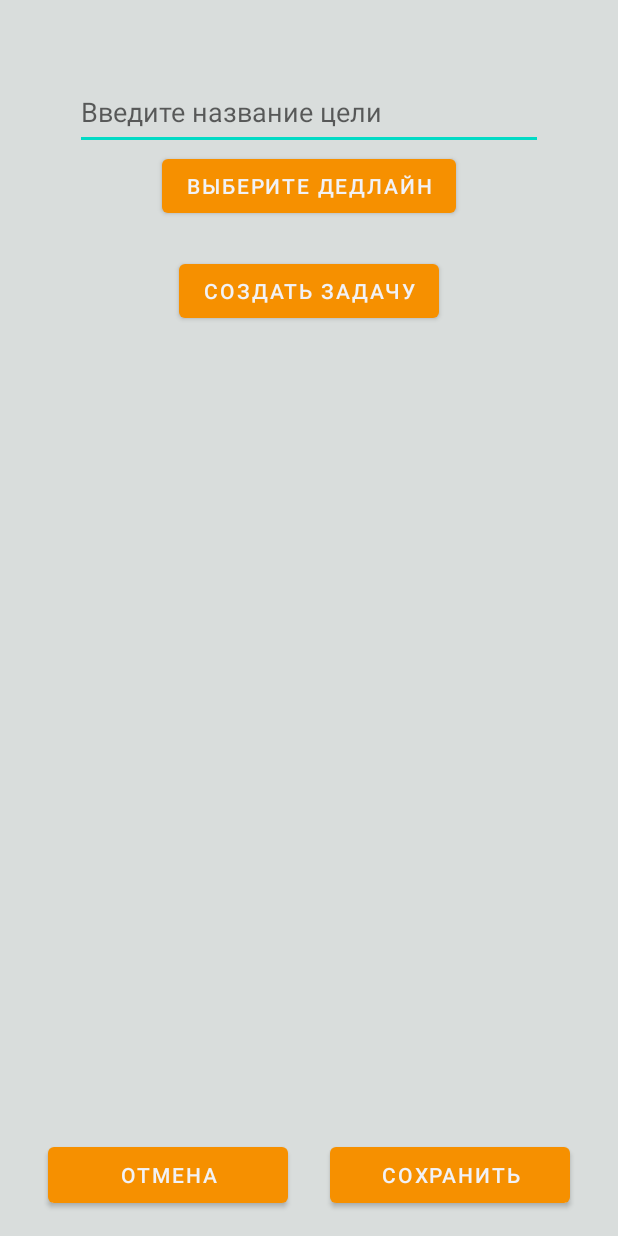
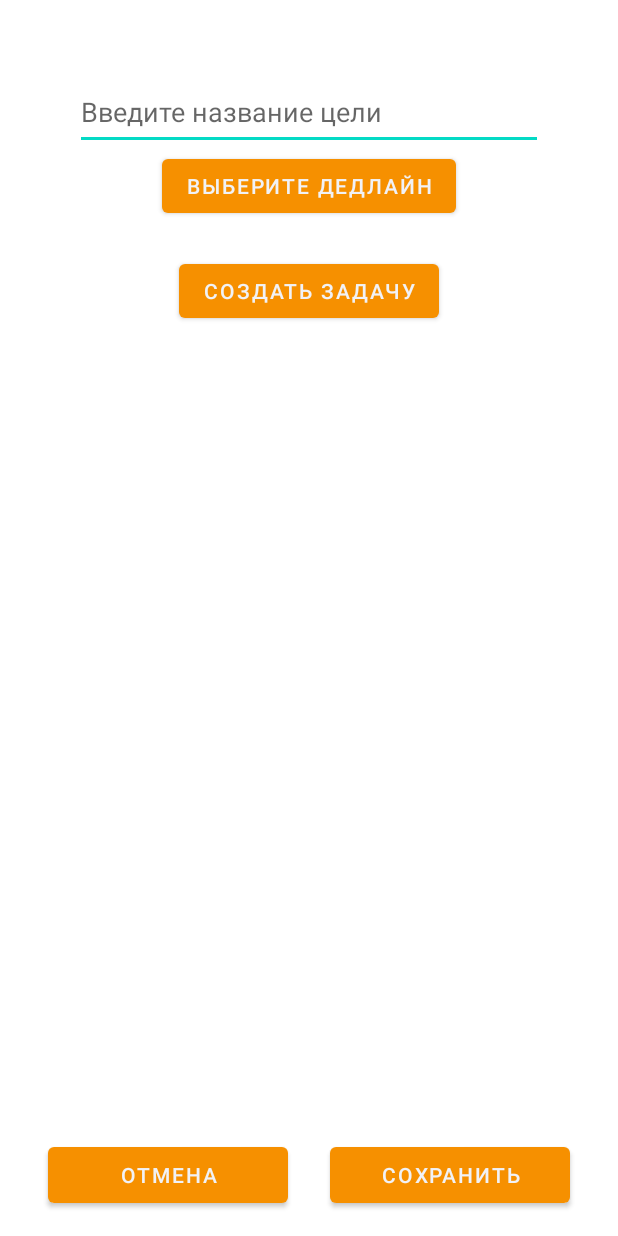
Before and after one commit to AlexValue/Goally, an Android app: the CreateGoal screen opened directly, with no data from a screen before it, on a phone screen of 412 x 824 dp. Run offline under Robolectric (Android 15) with nearby library versions, the phone set to English and light mode, and no system bars.

Commit message:
Исправление фона страниц

```diff
--- a/app/src/main/res/layout/activity_create_goal.xml
+++ b/app/src/main/res/layout/activity_create_goal.xml
@@ -3,7 +3,6 @@
     xmlns:app="http://schemas.android.com/apk/res-auto"
     xmlns:tools="http://schemas.android.com/tools"
     android:id="@+id/main"
-    android:background="#d9dddc"
     android:layout_width="match_parent"
     android:layout_height="match_parent"
     tools:context=".CreateGoal">
--- a/app/src/main/res/layout/activity_goal_view.xml
+++ b/app/src/main/res/layout/activity_goal_view.xml
@@ -2,7 +2,6 @@
 <androidx.constraintlayout.widget.ConstraintLayout xmlns:android="http://schemas.android.com/apk/res/android"
     xmlns:app="http://schemas.android.com/apk/res-auto"
     xmlns:tools="http://schemas.android.com/tools"
-    android:background="#d9dddc"
     android:layout_width="match_parent"
     android:layout_height="match_parent"
     tools:context=".GoalView">
--- a/app/src/main/res/layout/activity_main.xml
+++ b/app/src/main/res/layout/activity_main.xml
@@ -4,7 +4,6 @@
     xmlns:tools="http://schemas.android.com/tools"
     android:layout_width="match_parent"
     android:layout_height="match_parent"
-    android:background="#d9dddc"
     tools:context=".MainActivity">
 
     <ImageView
```
